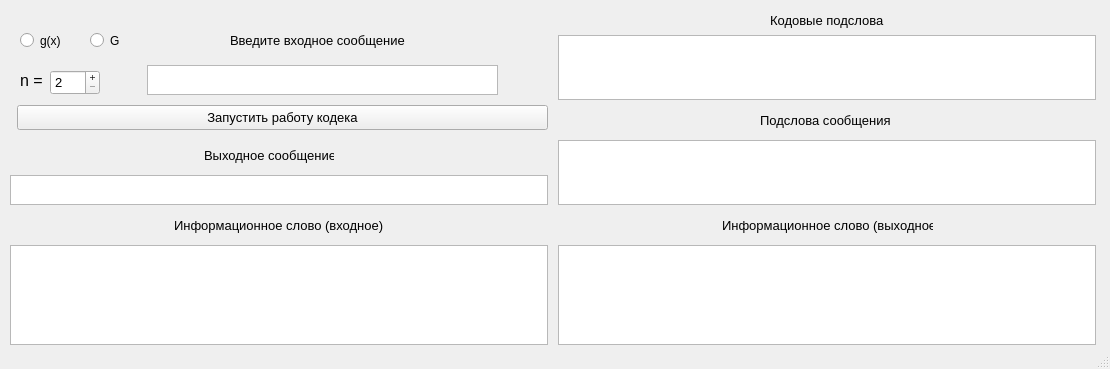
Old version of the form GUI.ui in the repository Daniil-Kurganov/CyclicCodec.
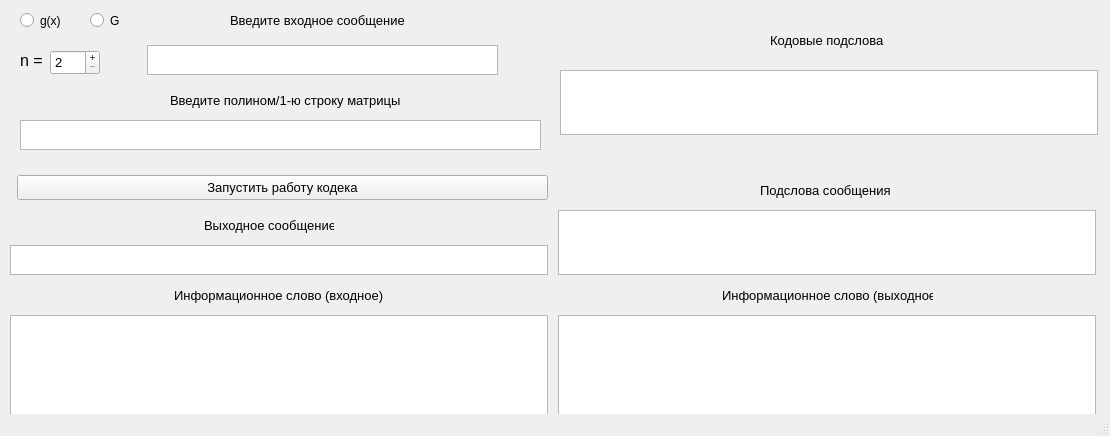
New version of the form.

The edit to the form file:
```diff
--- a/GUI.ui
+++ b/GUI.ui
@@ -7,7 +7,7 @@
     <x>0</x>
     <y>0</y>
     <width>1110</width>
-    <height>369</height>
+    <height>436</height>
    </rect>
   </property>
   <property name="windowTitle">
@@ -18,7 +18,7 @@
     <property name="geometry">
      <rect>
       <x>230</x>
-      <y>30</y>
+      <y>10</y>
       <width>181</width>
       <height>20</height>
      </rect>
@@ -38,7 +38,7 @@
     <property name="geometry">
      <rect>
       <x>147</x>
-      <y>65</y>
+      <y>45</y>
       <width>351</width>
       <height>30</height>
      </rect>
@@ -53,7 +53,7 @@
     <property name="geometry">
      <rect>
       <x>50</x>
-      <y>70</y>
+      <y>50</y>
       <width>50</width>
       <height>25</height>
      </rect>
@@ -80,7 +80,7 @@
     <property name="geometry">
      <rect>
       <x>17</x>
-      <y>105</y>
+      <y>175</y>
       <width>531</width>
       <height>25</height>
      </rect>
@@ -101,7 +101,7 @@
     <property name="geometry">
      <rect>
       <x>20</x>
-      <y>70</y>
+      <y>50</y>
       <width>30</width>
       <height>20</height>
      </rect>
@@ -119,7 +119,7 @@
     <property name="geometry">
      <rect>
       <x>174</x>
-      <y>215</y>
+      <y>285</y>
       <width>210</width>
       <height>20</height>
      </rect>
@@ -142,7 +142,7 @@
     <property name="geometry">
      <rect>
       <x>10</x>
-      <y>245</y>
+      <y>315</y>
       <width>538</width>
       <height>100</height>
      </rect>
@@ -157,7 +157,7 @@
     <property name="geometry">
      <rect>
       <x>770</x>
-      <y>10</y>
+      <y>30</y>
       <width>121</width>
       <height>20</height>
      </rect>
@@ -180,7 +180,7 @@
     <property name="geometry">
      <rect>
       <x>760</x>
-      <y>110</y>
+      <y>180</y>
       <width>131</width>
       <height>20</height>
      </rect>
@@ -203,7 +203,7 @@
     <property name="geometry">
      <rect>
       <x>204</x>
-      <y>145</y>
+      <y>215</y>
       <width>130</width>
       <height>20</height>
      </rect>
@@ -223,7 +223,7 @@
     <property name="geometry">
      <rect>
       <x>10</x>
-      <y>175</y>
+      <y>245</y>
       <width>538</width>
       <height>30</height>
      </rect>
@@ -238,7 +238,7 @@
     <property name="geometry">
      <rect>
       <x>722</x>
-      <y>215</y>
+      <y>285</y>
       <width>211</width>
       <height>20</height>
      </rect>
@@ -261,7 +261,7 @@
     <property name="geometry">
      <rect>
       <x>558</x>
-      <y>245</y>
+      <y>315</y>
       <width>538</width>
       <height>100</height>
      </rect>
@@ -275,8 +275,8 @@
    <widget class="QTableWidget" name="TableWidgetCodeSubwordsOrigins">
     <property name="geometry">
      <rect>
-      <x>558</x>
-      <y>35</y>
+      <x>560</x>
+      <y>70</y>
       <width>538</width>
       <height>65</height>
      </rect>
@@ -286,7 +286,7 @@
     <property name="geometry">
      <rect>
       <x>558</x>
-      <y>140</y>
+      <y>210</y>
       <width>538</width>
       <height>65</height>
      </rect>
@@ -296,7 +296,7 @@
     <property name="geometry">
      <rect>
       <x>20</x>
-      <y>30</y>
+      <y>10</y>
       <width>41</width>
       <height>21</height>
      </rect>
@@ -309,7 +309,7 @@
     <property name="geometry">
      <rect>
       <x>90</x>
-      <y>30</y>
+      <y>10</y>
       <width>41</width>
       <height>21</height>
      </rect>
@@ -318,6 +318,41 @@
      <string>G</string>
     </property>
    </widget>
+   <widget class="QTextEdit" name="TextEditInputPolynomOrMatrixLine">
+    <property name="geometry">
+     <rect>
+      <x>20</x>
+      <y>120</y>
+      <width>521</width>
+      <height>30</height>
+     </rect>
+    </property>
+    <property name="font">
+     <font>
+      <pointsize>10</pointsize>
+     </font>
+    </property>
+   </widget>
+   <widget class="QLabel" name="LabelInputPolynomOrMatrixLine">
+    <property name="geometry">
+     <rect>
+      <x>170</x>
+      <y>90</y>
+      <width>231</width>
+      <height>20</height>
+     </rect>
+    </property>
+    <property name="font">
+     <font>
+      <pointsize>10</pointsize>
+      <weight>50</weight>
+      <bold>false</bold>
+     </font>
+    </property>
+    <property name="text">
+     <string>Введите полином/1-ю строку матрицы</string>
+    </property>
+   </widget>
   </widget>
   <widget class="QStatusBar" name="statusbar"/>
  </widget>
```
